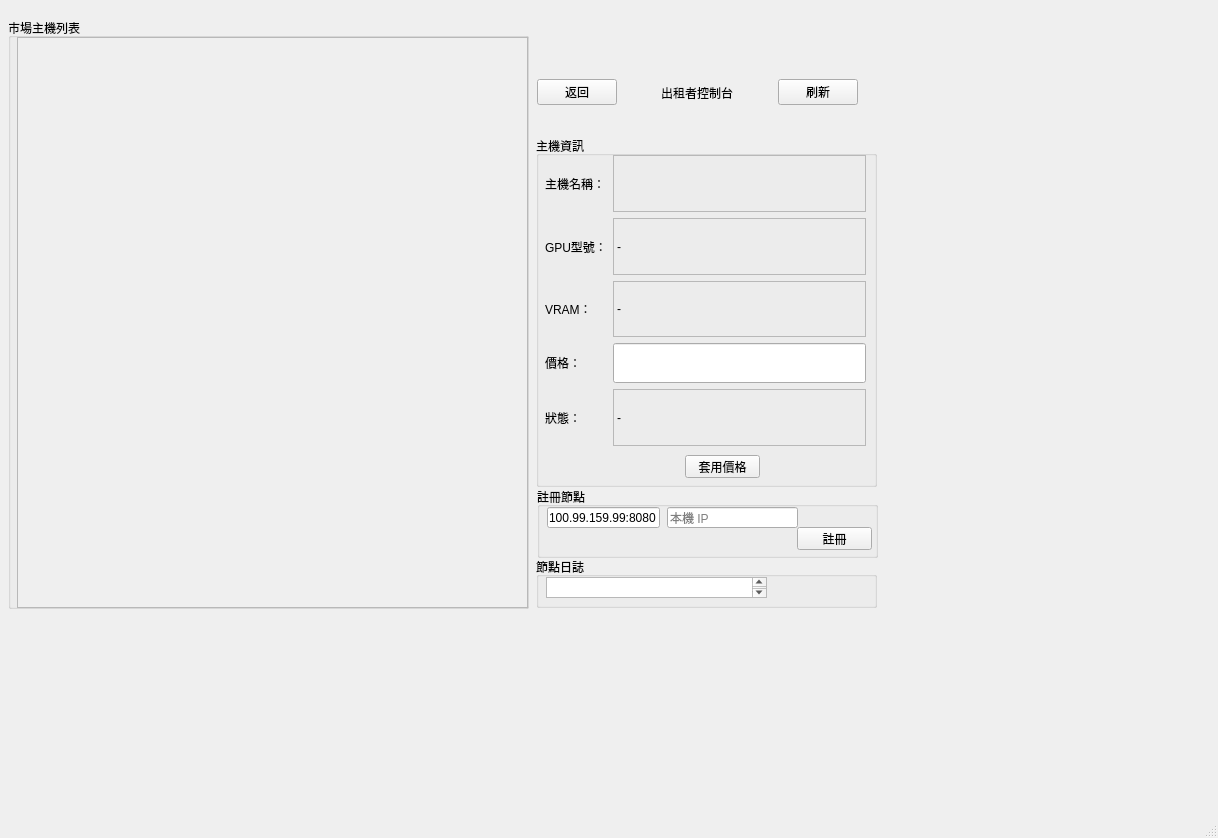
NIU-Senior-Project/QtGUI, file GPURentalApp/mainwindow.ui: the form before one commit.
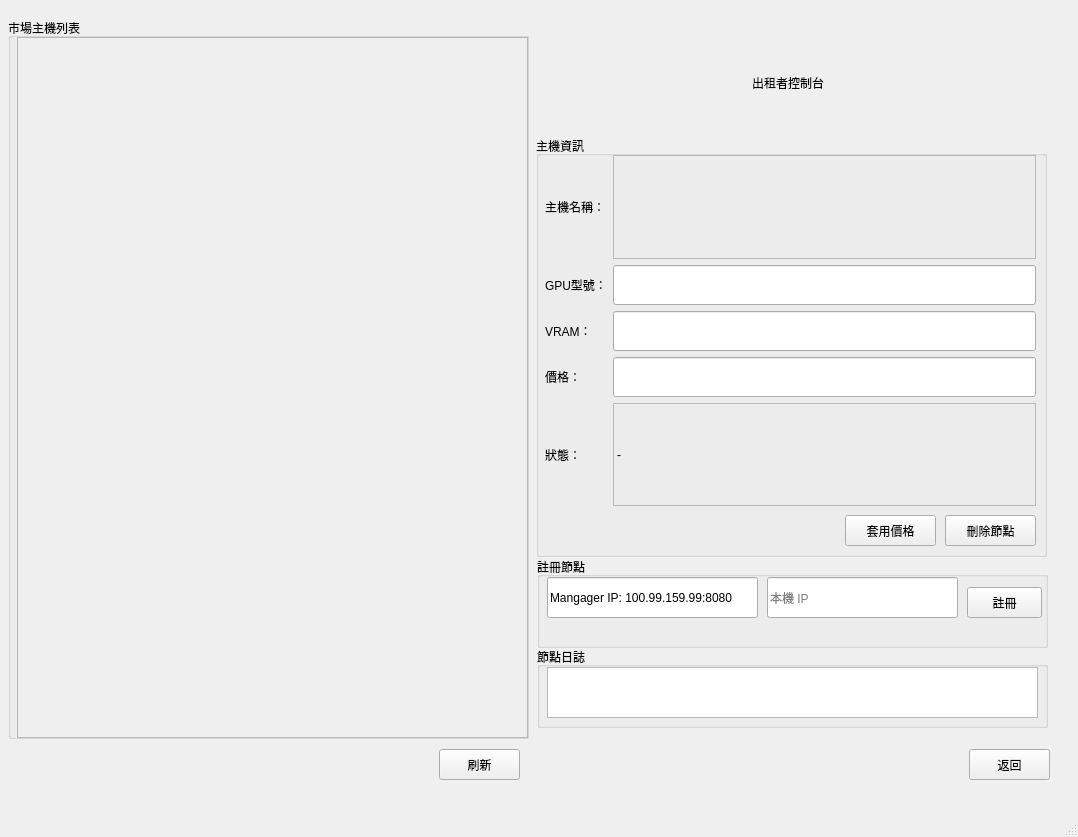
The form after the commit. The open tabs and pages were chosen to show the change.

Commit message: 版面調大+刪除節點按鈕

The edit to the form file:
```diff
--- a/GPURentalApp/mainwindow.ui
+++ b/GPURentalApp/mainwindow.ui
@@ -6,8 +6,8 @@
    <rect>
     <x>0</x>
     <y>0</y>
-    <width>1218</width>
-    <height>838</height>
+    <width>1078</width>
+    <height>837</height>
    </rect>
   </property>
   <property name="windowTitle">
@@ -18,16 +18,16 @@
     <item>
      <widget class="QStackedWidget" name="stackedWidget">
       <property name="currentIndex">
-       <number>1</number>
+       <number>2</number>
       </property>
       <widget class="QWidget" name="page">
        <widget class="QPushButton" name="btn_role_renter">
         <property name="geometry">
          <rect>
-          <x>70</x>
+          <x>60</x>
           <y>80</y>
-          <width>541</width>
-          <height>651</height>
+          <width>461</width>
+          <height>641</height>
          </rect>
         </property>
         <property name="layoutDirection">
@@ -46,10 +46,10 @@
        <widget class="QPushButton" name="btn_role_provider">
         <property name="geometry">
          <rect>
-          <x>624</x>
+          <x>530</x>
           <y>80</y>
-          <width>501</width>
-          <height>651</height>
+          <width>461</width>
+          <height>641</height>
          </rect>
         </property>
         <property name="text">
@@ -184,7 +184,7 @@
              </rect>
             </property>
             <property name="text">
-             <string>docker.io/rocm/dev-ubuntu-24.04:7.2</string>
+             <string>nvidia/cuda:13.1.1-cudnn-devel-ubuntu24.04</string>
             </property>
             <property name="placeholderText">
              <string>docker.io/rocm/dev-ubuntu-24.04:7.2</string>
@@ -229,7 +229,7 @@
               <x>10</x>
               <y>20</y>
               <width>511</width>
-              <height>211</height>
+              <height>201</height>
              </rect>
             </property>
             <property name="readOnly">
@@ -268,7 +268,7 @@
           <x>-1</x>
           <y>9</y>
           <width>521</width>
-          <height>591</height>
+          <height>721</height>
          </rect>
         </property>
         <layout class="QHBoxLayout" name="horizontalLayout_3">
@@ -283,7 +283,7 @@
               <x>9</x>
               <y>19</y>
               <width>511</width>
-              <height>571</height>
+              <height>701</height>
              </rect>
             </property>
             <property name="widgetResizable">
@@ -295,7 +295,7 @@
                <x>0</x>
                <y>0</y>
                <width>509</width>
-               <height>569</height>
+               <height>699</height>
               </rect>
              </property>
              <widget class="QWidget" name="verticalLayoutWidget">
@@ -304,7 +304,7 @@
                 <x>-1</x>
                 <y>-1</y>
                 <width>511</width>
-                <height>571</height>
+                <height>701</height>
                </rect>
               </property>
               <layout class="QVBoxLayout" name="vlay_provider_cards">
@@ -334,8 +334,8 @@
          <rect>
           <x>519</x>
           <y>9</y>
-          <width>351</width>
-          <height>591</height>
+          <width>531</width>
+          <height>721</height>
          </rect>
         </property>
         <layout class="QHBoxLayout" name="horizontalLayout_4">
@@ -346,8 +346,8 @@
              <rect>
               <x>-1</x>
               <y>-1</y>
-              <width>351</width>
-              <height>591</height>
+              <width>531</width>
+              <height>721</height>
              </rect>
             </property>
             <layout class="QVBoxLayout" name="vlay_provider_right">
@@ -357,19 +357,12 @@
                 <property name="geometry">
                  <rect>
                   <x>10</x>
-                  <y>30</y>
-                  <width>321</width>
-                  <height>91</height>
+                  <y>10</y>
+                  <width>501</width>
+                  <height>111</height>
                  </rect>
                 </property>
                 <layout class="QHBoxLayout" name="hlay_provider_topbar">
-                 <item>
-                  <widget class="QPushButton" name="btn_back_provider">
-                   <property name="text">
-                    <string>返回</string>
-                   </property>
-                  </widget>
-                 </item>
                  <item>
                   <spacer name="horizontalSpacer">
                    <property name="orientation">
@@ -403,13 +396,6 @@
                    </property>
                   </spacer>
                  </item>
-                 <item>
-                  <widget class="QPushButton" name="btn_p_refresh">
-                   <property name="text">
-                    <string>刷新</string>
-                   </property>
-                  </widget>
-                 </item>
                 </layout>
                </widget>
                <widget class="QGroupBox" name="gb_p_detail">
@@ -417,8 +403,8 @@
                  <rect>
                   <x>9</x>
                   <y>119</y>
-                  <width>341</width>
-                  <height>351</height>
+                  <width>511</width>
+                  <height>421</height>
                  </rect>
                 </property>
                 <property name="title">
@@ -429,8 +415,8 @@
                   <rect>
                    <x>-1</x>
                    <y>9</y>
-                   <width>341</width>
-                   <height>341</height>
+                   <width>511</width>
+                   <height>421</height>
                   </rect>
                  </property>
                  <widget class="QWidget" name="layoutWidget">
@@ -438,11 +424,28 @@
                    <rect>
                     <x>10</x>
                     <y>10</y>
-                    <width>321</width>
-                    <height>291</height>
+                    <width>491</width>
+                    <height>351</height>
                    </rect>
                   </property>
                   <layout class="QGridLayout" name="gridLayout">
+                   <item row="3" column="1">
+                    <widget class="QLineEdit" name="edit_p_price">
+                     <property name="minimumSize">
+                      <size>
+                       <width>100</width>
+                       <height>40</height>
+                      </size>
+                     </property>
+                    </widget>
+                   </item>
+                   <item row="3" column="0">
+                    <widget class="QLabel" name="label_5">
+                     <property name="text">
+                      <string>價格：</string>
+                     </property>
+                    </widget>
+                   </item>
                    <item row="0" column="0">
                     <widget class="QLabel" name="label_2">
                      <property name="text">
@@ -450,29 +453,6 @@
                      </property>
                     </widget>
                    </item>
-                   <item row="1" column="0">
-                    <widget class="QLabel" name="label_3">
-                     <property name="text">
-                      <string>GPU型號：</string>
-                     </property>
-                    </widget>
-                   </item>
-                   <item row="1" column="1">
-                    <widget class="QLabel" name="lbl_p_gpu_value">
-                     <property name="minimumSize">
-                      <size>
-                       <width>100</width>
-                       <height>40</height>
-                      </size>
-                     </property>
-                     <property name="frameShape">
-                      <enum>QFrame::Shape::StyledPanel</enum>
-                     </property>
-                     <property name="text">
-                      <string>-</string>
-                     </property>
-                    </widget>
-                   </item>
                    <item row="2" column="0">
                     <widget class="QLabel" name="label_4">
                      <property name="text">
@@ -480,29 +460,6 @@
                      </property>
                     </widget>
                    </item>
-                   <item row="2" column="1">
-                    <widget class="QLabel" name="lbl_p_vram_value">
-                     <property name="minimumSize">
-                      <size>
-                       <width>100</width>
-                       <height>40</height>
-                      </size>
-                     </property>
-                     <property name="frameShape">
-                      <enum>QFrame::Shape::StyledPanel</enum>
-                     </property>
-                     <property name="text">
-                      <string>-</string>
-                     </property>
-                    </widget>
-                   </item>
-                   <item row="3" column="0">
-                    <widget class="QLabel" name="label_5">
-                     <property name="text">
-                      <string>價格：</string>
-                     </property>
-                    </widget>
-                   </item>
                    <item row="4" column="0">
                     <widget class="QLabel" name="label_6">
                      <property name="text">
@@ -510,29 +467,33 @@
                      </property>
                     </widget>
                    </item>
-                   <item row="4" column="1">
-                    <widget class="QLabel" name="lbl_p_status_value">
+                   <item row="2" column="1">
+                    <widget class="QLineEdit" name="edit_p_vram">
                      <property name="minimumSize">
                       <size>
                        <width>100</width>
                        <height>40</height>
                       </size>
                      </property>
-                     <property name="frameShape">
-                      <enum>QFrame::Shape::StyledPanel</enum>
+                    </widget>
+                   </item>
+                   <item row="1" column="1">
+                    <widget class="QLineEdit" name="edit_p_gpu_model">
+                     <property name="enabled">
+                      <bool>true</bool>
                      </property>
+                     <property name="minimumSize">
+                      <size>
+                       <width>100</width>
+                       <height>40</height>
+                      </size>
+                     </property>
+                    </widget>
+                   </item>
+                   <item row="1" column="0">
+                    <widget class="QLabel" name="label_3">
                      <property name="text">
-                      <string>-</string>
-                     </property>
-                    </widget>
-                   </item>
-                   <item row="3" column="1">
-                    <widget class="QLineEdit" name="edit_p_price">
-                     <property name="minimumSize">
-                      <size>
-                       <width>100</width>
-                       <height>40</height>
-                      </size>
+                      <string>GPU型號：</string>
                      </property>
                     </widget>
                    </item>
@@ -552,30 +513,59 @@
                      </property>
                     </widget>
                    </item>
+                   <item row="4" column="1">
+                    <widget class="QLabel" name="lbl_p_status_value">
+                     <property name="minimumSize">
+                      <size>
+                       <width>100</width>
+                       <height>40</height>
+                      </size>
+                     </property>
+                     <property name="frameShape">
+                      <enum>QFrame::Shape::StyledPanel</enum>
+                     </property>
+                     <property name="text">
+                      <string>-</string>
+                     </property>
+                    </widget>
+                   </item>
                   </layout>
                  </widget>
                  <widget class="QPushButton" name="btn_p_apply_price">
                   <property name="geometry">
                    <rect>
-                    <x>150</x>
-                    <y>310</y>
-                    <width>75</width>
-                    <height>23</height>
+                    <x>310</x>
+                    <y>370</y>
+                    <width>91</width>
+                    <height>31</height>
                    </rect>
                   </property>
                   <property name="text">
                    <string>套用價格</string>
                   </property>
                  </widget>
+                 <widget class="QPushButton" name="btn_p_delete_node">
+                  <property name="geometry">
+                   <rect>
+                    <x>410</x>
+                    <y>370</y>
+                    <width>91</width>
+                    <height>31</height>
+                   </rect>
+                  </property>
+                  <property name="text">
+                   <string>刪除節點</string>
+                  </property>
+                 </widget>
                 </widget>
                </widget>
                <widget class="QGroupBox" name="gb_p_register">
                 <property name="geometry">
                  <rect>
                   <x>10</x>
-                  <y>470</y>
-                  <width>341</width>
-                  <height>71</height>
+                  <y>540</y>
+                  <width>511</width>
+                  <height>91</height>
                  </rect>
                 </property>
                 <property name="title">
@@ -584,10 +574,10 @@
                 <widget class="QPushButton" name="btn_p_register">
                  <property name="geometry">
                   <rect>
-                   <x>260</x>
-                   <y>40</y>
+                   <x>430</x>
+                   <y>30</y>
                    <width>75</width>
-                   <height>23</height>
+                   <height>31</height>
                   </rect>
                  </property>
                  <property name="text">
@@ -599,12 +589,12 @@
                   <rect>
                    <x>10</x>
                    <y>20</y>
-                   <width>113</width>
-                   <height>21</height>
+                   <width>211</width>
+                   <height>41</height>
                   </rect>
                  </property>
                  <property name="text">
-                  <string>100.99.159.99:8080</string>
+                  <string>Mangager IP: 100.99.159.99:8080</string>
                  </property>
                  <property name="placeholderText">
                   <string>100.99.159.99:8080</string>
@@ -613,10 +603,10 @@
                 <widget class="QLineEdit" name="edit_p_node_ip">
                  <property name="geometry">
                   <rect>
-                   <x>130</x>
+                   <x>230</x>
                    <y>20</y>
-                   <width>131</width>
-                   <height>21</height>
+                   <width>191</width>
+                   <height>41</height>
                   </rect>
                  </property>
                  <property name="placeholderText">
@@ -627,10 +617,10 @@
                <widget class="QGroupBox" name="gb_p_log">
                 <property name="geometry">
                  <rect>
-                  <x>9</x>
-                  <y>540</y>
-                  <width>341</width>
-                  <height>51</height>
+                  <x>10</x>
+                  <y>630</y>
+                  <width>511</width>
+                  <height>81</height>
                  </rect>
                 </property>
                 <property name="title">
@@ -641,8 +631,8 @@
                   <rect>
                    <x>10</x>
                    <y>20</y>
-                   <width>221</width>
-                   <height>21</height>
+                   <width>491</width>
+                   <height>51</height>
                   </rect>
                  </property>
                  <property name="readOnly">
@@ -658,6 +648,32 @@
          </item>
         </layout>
        </widget>
+       <widget class="QPushButton" name="btn_back_provider">
+        <property name="geometry">
+         <rect>
+          <x>960</x>
+          <y>740</y>
+          <width>81</width>
+          <height>31</height>
+         </rect>
+        </property>
+        <property name="text">
+         <string>返回</string>
+        </property>
+       </widget>
+       <widget class="QPushButton" name="btn_p_refresh">
+        <property name="geometry">
+         <rect>
+          <x>430</x>
+          <y>740</y>
+          <width>81</width>
+          <height>31</height>
+         </rect>
+        </property>
+        <property name="text">
+         <string>刷新</string>
+        </property>
+       </widget>
       </widget>
      </widget>
     </item>
@@ -668,7 +684,7 @@
     <rect>
      <x>0</x>
      <y>0</y>
-     <width>1218</width>
+     <width>1078</width>
      <height>21</height>
     </rect>
    </property>
```
The commit also changes 2 other files.
